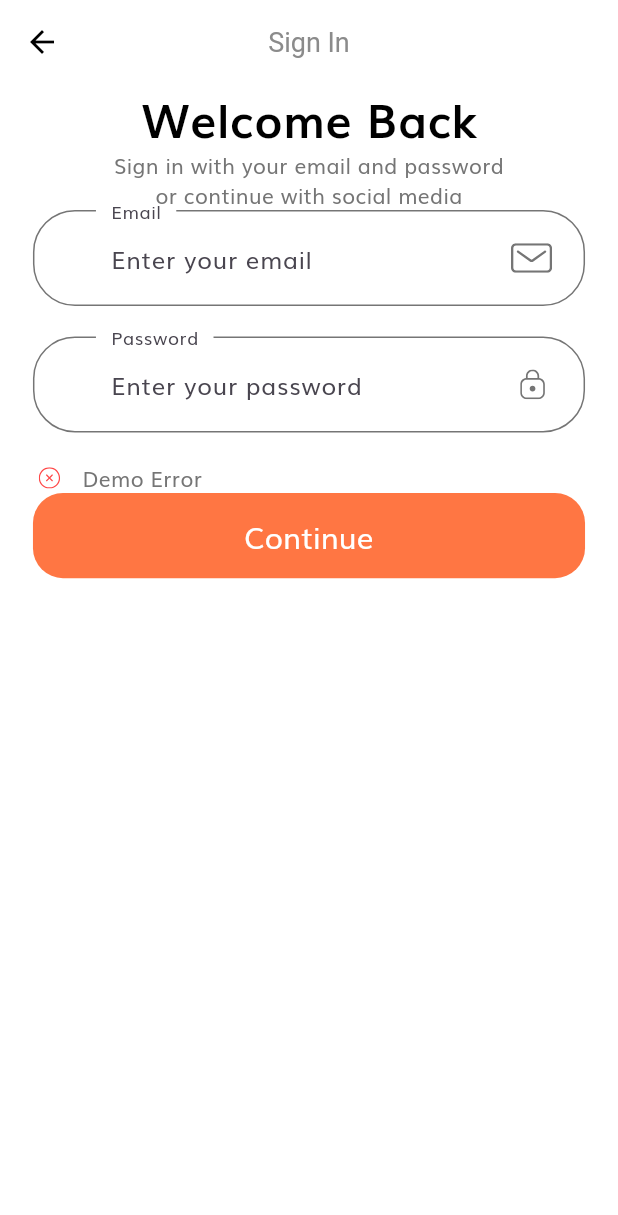
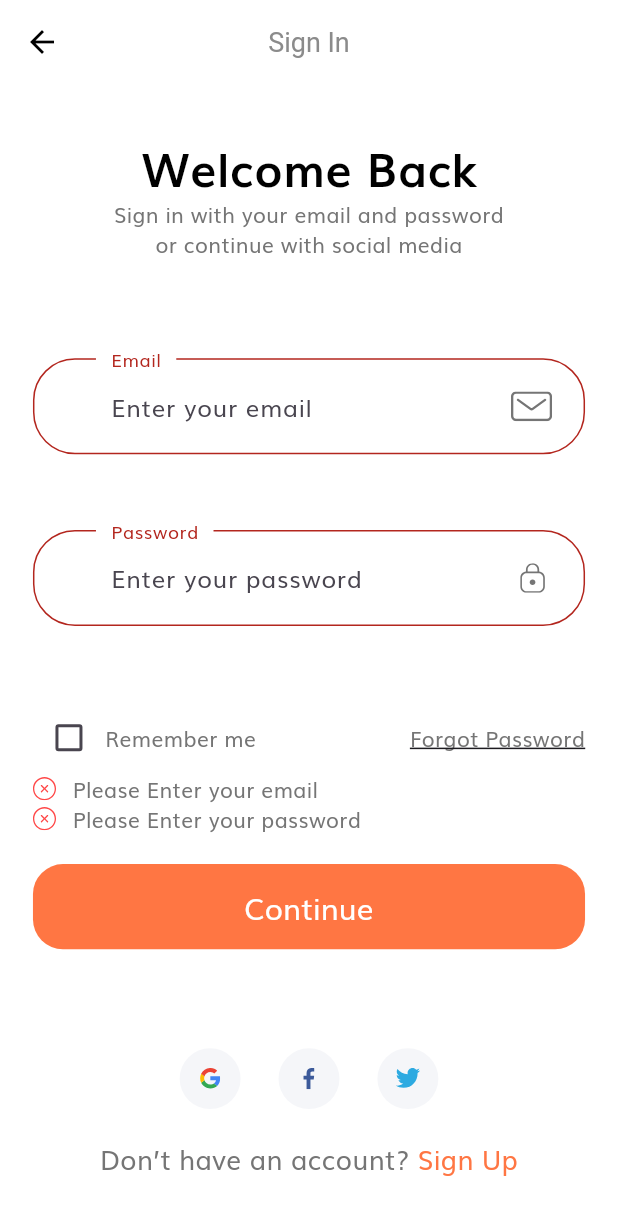
Before and after one commit to duyduc2809/ui_ecommerce_app, a Flutter app: the SignInScreen screen opened by its route, after a tap on "Continue", on a phone screen of 412 x 824 dp. Shown: the top 1215 px of the screen. Run offline on Flutter 3.47's test engine with Material 3 defaults, Android fonts, the phone set to English and light mode, and no system bars; our stand-ins replace flutter_svg.

Commit message:
complete sign in + forgot pass + login success

```diff
--- /dev/null
+++ b/lib/components/form_error.dart
@@ -0,0 +1,36 @@
+import 'package:e_commerce_app/size_config.dart';
+import 'package:flutter/material.dart';
+import 'package:flutter_svg/svg.dart';
+
+class FormError extends StatelessWidget {
+  const FormError({
+    Key? key,
+    required this.errors,
+  }) : super(key: key);
+
+  final List<String?> errors;
+
+  @override
+  Widget build(BuildContext context) {
+    return Column(
+      children: List.generate(
+          errors.length, (index) => formErrorText(error: errors[index]!)),
+    );
+  }
+
+  Row formErrorText({required String error}) {
+    return Row(
+      children: [
+        SvgPicture.asset(
+          "assets/icons/Error.svg",
+          height: getProportionateScreenWidth(14),
+          width: getProportionateScreenWidth(14),
+        ),
+        SizedBox(
+          width: getProportionateScreenWidth(10),
+        ),
+        Text(error),
+      ],
+    );
+  }
+}
--- /dev/null
+++ b/lib/components/no_account_text.dart
@@ -0,0 +1,32 @@
+import 'package:e_commerce_app/constants.dart';
+import 'package:e_commerce_app/screens/forgot_password/forgot_password_screen.dart';
+import 'package:e_commerce_app/size_config.dart';
+import 'package:flutter/material.dart';
+
+class NoAccountText extends StatelessWidget {
+  const NoAccountText({
+    Key? key,
+  }) : super(key: key);
+
+  @override
+  Widget build(BuildContext context) {
+    return Row(
+      mainAxisAlignment: MainAxisAlignment.center,
+      children: [
+        Text(
+          "Don’t have an account? ",
+          style: TextStyle(fontSize: getProportionateScreenWidth(16)),
+        ),
+        GestureDetector(
+          onTap: () {},
+          child: Text(
+            "Sign Up",
+            style: TextStyle(
+                fontSize: getProportionateScreenWidth(16),
+                color: kPrimaryColor),
+          ),
+        ),
+      ],
+    );
+  }
+}
--- /dev/null
+++ b/lib/components/social_card.dart
@@ -0,0 +1,30 @@
+import 'package:e_commerce_app/size_config.dart';
+import 'package:flutter/material.dart';
+import 'package:flutter_svg/svg.dart';
+
+class SocialCard extends StatelessWidget {
+  const SocialCard({
+    super.key,
+    required this.icon,
+    required this.press,
+  });
+  final String icon;
+  final Function press;
+
+  @override
+  Widget build(BuildContext context) {
+    return GestureDetector(
+      onTap: press as void Function()?,
+      child: Container(
+        margin:
+            EdgeInsets.symmetric(horizontal: getProportionateScreenWidth(10)),
+        padding: EdgeInsets.all(getProportionateScreenWidth(12)),
+        height: getProportionateScreenHeight(40),
+        width: getProportionateScreenWidth(40),
+        decoration:
+            BoxDecoration(color: Color(0xFFF5F6F9), shape: BoxShape.circle),
+        child: SvgPicture.asset(icon),
+      ),
+    );
+  }
+}
--- a/lib/constants.dart
+++ b/lib/constants.dart
@@ -10,3 +10,12 @@ const kSecondaryColor = Color(0xFF979797);
 const kTextColor = Color(0xFF757575);
 
 const kAnimationDuration = Duration(milliseconds: 200);
+
+// Form Error
+final RegExp emailValidatorRegExp =
+    RegExp(r"^[a-zA-Z0-9.]+@[a-zA-Z0-9]+\.[a-zA-Z]+");
+const String kEmailNullError = 'Please Enter your email';
+const String kInvalidEmailError = 'Please Enter valid email';
+const String kPassNullError = 'Please Enter your password';
+const String kShortPassError = 'Password is too short';
+const String kMatchPassError = "Passwords don't match";
--- a/lib/routes.dart
+++ b/lib/routes.dart
@@ -1,3 +1,5 @@
+import 'package:e_commerce_app/screens/forgot_password/forgot_password_screen.dart';
+import 'package:e_commerce_app/screens/login_success/login_success_screen.dart';
 import 'package:e_commerce_app/screens/sign_in/sign_in_screen.dart';
 import 'package:e_commerce_app/screens/splash/splash_screen.dart';
 import 'package:flutter/material.dart';
@@ -5,4 +7,6 @@ import 'package:flutter/material.dart';
 final Map<String, WidgetBuilder> routes = {
   SplashScreen.routeName: (context) => SplashScreen(),
   SignInScreen.routeName: (context) => SignInScreen(),
+  ForgotPasswordScreen.routeName: (context) => ForgotPasswordScreen(),
+  LoginSuccessScreen.routeName: (contex) => LoginSuccessScreen(),
 };
--- a/lib/screens/sign_in/components/body.dart
+++ b/lib/screens/sign_in/components/body.dart
@@ -1,9 +1,8 @@
-import 'package:e_commerce_app/components/custom_suffix_icon.dart';
-import 'package:e_commerce_app/components/default_button.dart';
-import 'package:e_commerce_app/constants.dart';
+import 'package:e_commerce_app/components/no_account_text.dart';
+import 'package:e_commerce_app/components/social_card.dart';
+import 'package:e_commerce_app/screens/sign_in/components/sign_form.dart';
 import 'package:e_commerce_app/size_config.dart';
 import 'package:flutter/material.dart';
-import 'package:flutter_svg/flutter_svg.dart';
 
 class Body extends StatelessWidget {
   const Body({super.key});
@@ -16,8 +15,12 @@ class Body extends StatelessWidget {
           child: Padding(
             padding: EdgeInsets.symmetric(
                 horizontal: getProportionateScreenWidth(20)),
+            child: SingleChildScrollView(
               child: Column(
                 children: [
+                  SizedBox(
+                    height: SizeConfig.screenHeight * 0.04,
+                  ),
                   Text(
                     'Welcome Back',
                     style: TextStyle(
@@ -29,104 +32,38 @@ class Body extends StatelessWidget {
                     "Sign in with your email and password \nor continue with social media",
                     textAlign: TextAlign.center,
                   ),
+                  SizedBox(
+                    height: SizeConfig.screenHeight * 0.08,
+                  ),
                   const SignForm(),
+                  SizedBox(
+                    height: SizeConfig.screenHeight * 0.08,
+                  ),
+                  Row(
+                    mainAxisAlignment: MainAxisAlignment.center,
+                    children: [
+                      SocialCard(
+                        icon: 'assets/icons/google-icon.svg',
+                        press: () {},
+                      ),
+                      SocialCard(
+                        icon: 'assets/icons/facebook-2.svg',
+                        press: () {},
+                      ),
+                      SocialCard(
+                        icon: 'assets/icons/twitter.svg',
+                        press: () {},
+                      ),
                     ],
+                  ),
+                  SizedBox(
+                    height: getProportionateScreenHeight(20),
+                  ),
+                  NoAccountText(),
+                ],
+              ),
             ),
           )),
     );
   }
 }
-
-class SignForm extends StatefulWidget {
-  const SignForm({super.key});
-
-  @override
-  State<SignForm> createState() => _SignFormState();
-}
-
-class _SignFormState extends State<SignForm> {
-  final _formKey = GlobalKey<FormState>();
-  final List<String> errors = ['Demo Error'];
-  @override
-  Widget build(BuildContext context) {
-    return Form(
-      key: _formKey,
-      child: Column(
-        children: [
-          buildEmailFormField(),
-          SizedBox(
-            height: getProportionateScreenHeight(20),
-          ),
-          buidPasswordFormField(),
-          SizedBox(
-            height: getProportionateScreenHeight(20),
-          ),
-          FormError(errors: errors),
-          DefaultButton(text: 'Continue', press: () {})
-        ],
-      ),
-    );
-  }
-
-  TextFormField buidPasswordFormField() {
-    return TextFormField(
-        obscureText: true,
-        keyboardType: TextInputType.emailAddress,
-        validator: (value) {
-          if (value!.isEmpty) {
-            setState(() {
-              errors.add('Please enter your email');
-            });
-          }
-          return null;
-        },
-        decoration: const InputDecoration(
-            floatingLabelBehavior: FloatingLabelBehavior.always,
-            labelText: 'Password',
-            hintText: 'Enter your password',
-            suffixIcon: CustomSuffixIcon(svgIcon: 'assets/icons/Lock.svg')));
-  }
-
-  TextFormField buildEmailFormField() {
-    return TextFormField(
-        keyboardType: TextInputType.emailAddress,
-        decoration: const InputDecoration(
-            floatingLabelBehavior: FloatingLabelBehavior.always,
-            labelText: 'Email',
-            hintText: 'Enter your email',
-            suffixIcon: CustomSuffixIcon(svgIcon: 'assets/icons/Mail.svg')));
-  }
-}
-
-class FormError extends StatelessWidget {
-  const FormError({
-    super.key,
-    required this.errors,
-  });
-
-  final List<String> errors;
-
-  @override
-  Widget build(BuildContext context) {
-    return Column(
-      children: List.generate(
-          errors.length, (index) => formErrorText(error: errors[index])),
-    );
-  }
-
-  Row formErrorText({required String error}) {
-    return Row(
-      children: [
-        SvgPicture.asset(
-          'assets/icons/Error.svg',
-          height: getProportionateScreenHeight(14),
-          width: getProportionateScreenWidth(20),
-        ),
-        SizedBox(
-          width: getProportionateScreenWidth(10),
-        ),
-        Text(error)
-      ],
-    );
-  }
-}
--- /dev/null
+++ b/lib/screens/sign_in/components/sign_form.dart
@@ -0,0 +1,162 @@
+import 'package:e_commerce_app/components/custom_suffix_icon.dart';
+import 'package:e_commerce_app/components/default_button.dart';
+import 'package:e_commerce_app/components/form_error.dart';
+import 'package:e_commerce_app/constants.dart';
+import 'package:e_commerce_app/helper/keyboard.dart';
+import 'package:e_commerce_app/screens/forgot_password/forgot_password_screen.dart';
+import 'package:e_commerce_app/screens/login_success/login_success_screen.dart';
+import 'package:e_commerce_app/size_config.dart';
+import 'package:flutter/material.dart';
+
+class SignForm extends StatefulWidget {
+  const SignForm({super.key});
+
+  @override
+  State<SignForm> createState() => _SignFormState();
+}
+
+class _SignFormState extends State<SignForm> {
+  final _formKey = GlobalKey<FormState>();
+  late String email;
+  late String password;
+  final List<String> errors = [];
+  bool remember = false;
+
+  void addError({String? error}) {
+    if (!errors.contains(error)) {
+      setState(() {
+        errors.add(error!);
+      });
+    }
+  }
+
+  void removeError({String? error}) {
+    if (errors.contains(error)) {
+      setState(() {
+        errors.remove(error);
+      });
+    }
+  }
+
+  @override
+  Widget build(BuildContext context) {
+    return Form(
+      key: _formKey,
+      child: Column(
+        children: [
+          buildEmailFormField(),
+          SizedBox(
+            height: getProportionateScreenHeight(30),
+          ),
+          buildPasswordFormField(),
+          SizedBox(
+            height: getProportionateScreenHeight(30),
+          ),
+          Row(
+            children: [
+              Checkbox(
+                  value: remember,
+                  activeColor: kPrimaryColor,
+                  onChanged: (value) {
+                    setState(() {
+                      remember = value!;
+                    });
+                  }),
+              const Text("Remember me"),
+              const Spacer(),
+              GestureDetector(
+                onTap: () => Navigator.pushNamed(
+                    context, ForgotPasswordScreen.routeName),
+                child: const Text(
+                  "Forgot Password",
+                  style: TextStyle(decoration: TextDecoration.underline),
+                ),
+              )
+            ],
+          ),
+          FormError(errors: errors),
+          SizedBox(
+            height: getProportionateScreenHeight(20),
+          ),
+          DefaultButton(
+              text: 'Continue',
+              press: () {
+                if (_formKey.currentState!.validate()) {
+                  _formKey.currentState!.save();
+
+                  KeyboardUtil.hideKeyboard(context);
+                  Navigator.pushNamed(context, LoginSuccessScreen.routeName);
+                }
+              })
+        ],
+      ),
+    );
+  }
+
+  TextFormField buildPasswordFormField() {
+    return TextFormField(
+      obscureText: true,
+      onSaved: (newValue) => password = newValue!,
+      onChanged: (value) {
+        if (value.isNotEmpty) {
+          removeError(error: kPassNullError);
+        } else if (value.length >= 8) {
+          removeError(error: kShortPassError);
+        }
+        return null;
+      },
+      validator: (value) {
+        if (value!.isEmpty) {
+          addError(error: kPassNullError);
+          return "";
+        } else if (value.length < 8) {
+          addError(error: kShortPassError);
+          return "";
+        }
+        return null;
+      },
+      decoration: const InputDecoration(
+        labelText: "Password",
+        hintText: "Enter your password",
+        // If  you are using latest version of flutter then lable text and hint text shown like this
+        // if you r using flutter less then 1.20.* then maybe this is not working properly
+        floatingLabelBehavior: FloatingLabelBehavior.always,
+        suffixIcon: CustomSuffixIcon(svgIcon: "assets/icons/Lock.svg"),
+      ),
+    );
+  }
+
+  TextFormField buildEmailFormField() {
+    return TextFormField(
+      keyboardType: TextInputType.emailAddress,
+      onSaved: (newValue) => email = newValue!,
+      onChanged: (value) {
+        if (value.isNotEmpty) {
+          removeError(error: kEmailNullError);
+        } else if (emailValidatorRegExp.hasMatch(value)) {
+          removeError(error: kInvalidEmailError);
+        }
+        return null;
+      },
+      validator: (value) {
+        if (value!.isEmpty && !errors.contains(kEmailNullError)) {
+          addError(error: kEmailNullError);
+          return "";
+        } else if (!emailValidatorRegExp.hasMatch(value) &&
+            !errors.contains(kInvalidEmailError)) {
+          addError(error: kInvalidEmailError);
+          return "";
+        }
+        return null;
+      },
+      decoration: const InputDecoration(
+        labelText: "Email",
+        hintText: "Enter your email",
+        // If  you are using latest version of flutter then lable text and hint text shown like this
+        // if you r using flutter less then 1.20.* then maybe this is not working properly
+        floatingLabelBehavior: FloatingLabelBehavior.always,
+        suffixIcon: CustomSuffixIcon(svgIcon: "assets/icons/Mail.svg"),
+      ),
+    );
+  }
+}
```
Also changed, not shown: lib/helper/keyboard.dart (added, +10 -0 lines), lib/screens/forgot_password/components/body.dart (added, +117 -0 lines), lib/screens/forgot_password/forgot_password_screen.dart (added, +17 -0 lines), lib/screens/login_success/components/body.dart (added, +36 -0 lines), lib/screens/login_success/login_success_screen.dart (added, +20 -0 lines). Lines whose indentation alone changed are shown as unchanged.
